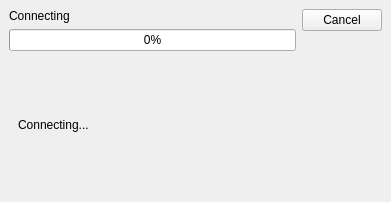
Before: the Qt Designer form src/client/ui/logindialog.ui in drawpile/Drawpile, drawn with Qt 5.
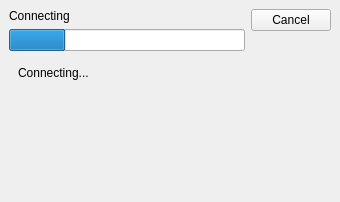
After: the same form once the commit is applied.

Commit message: improved login dialog

The edit to the form file:
```diff
--- a/src/client/ui/logindialog.ui
+++ b/src/client/ui/logindialog.ui
@@ -8,8 +8,8 @@
    <rect>
     <x>0</x>
     <y>0</y>
-    <width>391</width>
-    <height>190</height>
+    <width>340</width>
+    <height>136</height>
    </rect>
   </property>
   <property name="windowTitle" >
@@ -40,7 +40,10 @@
      <item>
       <widget class="QProgressBar" name="progress" >
        <property name="value" >
-        <number>0</number>
+        <number>24</number>
+       </property>
+       <property name="textVisible" >
+        <bool>false</bool>
        </property>
        <property name="orientation" >
         <enum>Qt::Horizontal</enum>
@@ -67,6 +70,19 @@
            </property>
           </widget>
          </item>
+         <item>
+          <spacer>
+           <property name="orientation" >
+            <enum>Qt::Vertical</enum>
+           </property>
+           <property name="sizeHint" >
+            <size>
+             <width>20</width>
+             <height>40</height>
+            </size>
+           </property>
+          </spacer>
+         </item>
         </layout>
        </widget>
        <widget class="QWidget" name="page_2" >
```
Left out of the diff: 10 changed lines with no effect on the pictures. The commit also changes 1 other file.
